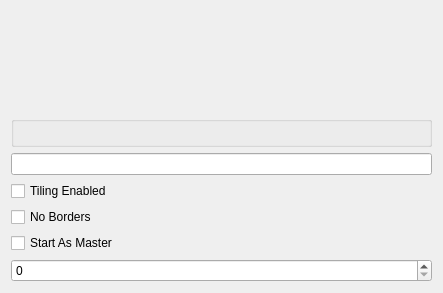
Before: the Qt Designer form contents/ui/config.ui in kwin-scripts/kwin-tiling, drawn with Qt 5.
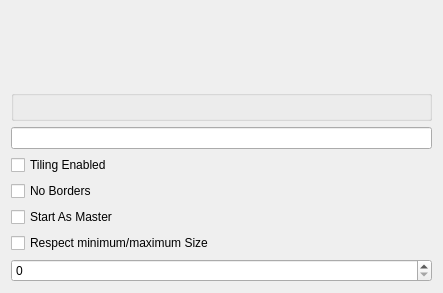
After: the same form once the commit is applied. Custom widgets are drawn as their Qt base class.

Commit message: Make respecting min/max an option

Patch:
```diff
--- a/contents/ui/config.ui
+++ b/contents/ui/config.ui
@@ -55,6 +55,13 @@
      </property>
     </widget>
    </item>
+   <item>
+    <widget class="QCheckBox" name="kcfg_respectMinMax">
+     <property name="text">
+      <string>Respect minimum/maximum Size</string>
+     </property>
+    </widget>
+   </item>
    <item>
     <widget class="QSpinBox" name="kcfg_gapSize"/>
    </item>
```
The commit also changes 2 other files.
